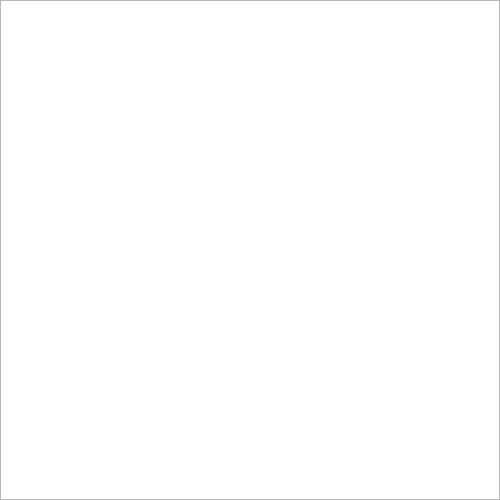
This is graphics/mainwindow.ui in mifark/pathf as Qt 5 draws it before an edit. The edited form follows.
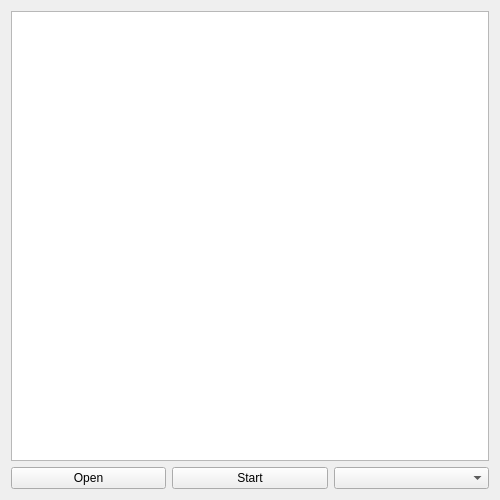
This is the edited form.

The edit to the form file:
```diff
--- a/graphics/mainwindow.ui
+++ b/graphics/mainwindow.ui
@@ -38,22 +38,7 @@
    <property name="mouseTracking">
     <bool>true</bool>
    </property>
-   <layout class="QHBoxLayout" name="horizontalLayout">
-    <property name="spacing">
-     <number>0</number>
-    </property>
-    <property name="leftMargin">
-     <number>0</number>
-    </property>
-    <property name="topMargin">
-     <number>0</number>
-    </property>
-    <property name="rightMargin">
-     <number>0</number>
-    </property>
-    <property name="bottomMargin">
-     <number>0</number>
-    </property>
+   <layout class="QVBoxLayout" name="verticalLayout">
     <item>
      <widget class="QGraphicsView" name="Universe">
       <property name="mouseTracking">
@@ -61,6 +46,27 @@
       </property>
      </widget>
     </item>
+    <item>
+     <layout class="QHBoxLayout" name="horizontalLayout">
+      <item>
+       <widget class="QPushButton" name="pbOpen">
+        <property name="text">
+         <string>Open</string>
+        </property>
+       </widget>
+      </item>
+      <item>
+       <widget class="QPushButton" name="pbTask">
+        <property name="text">
+         <string>Start</string>
+        </property>
+       </widget>
+      </item>
+      <item>
+       <widget class="QComboBox" name="cbAlgo"/>
+      </item>
+     </layout>
+    </item>
    </layout>
   </widget>
  </widget>
```
